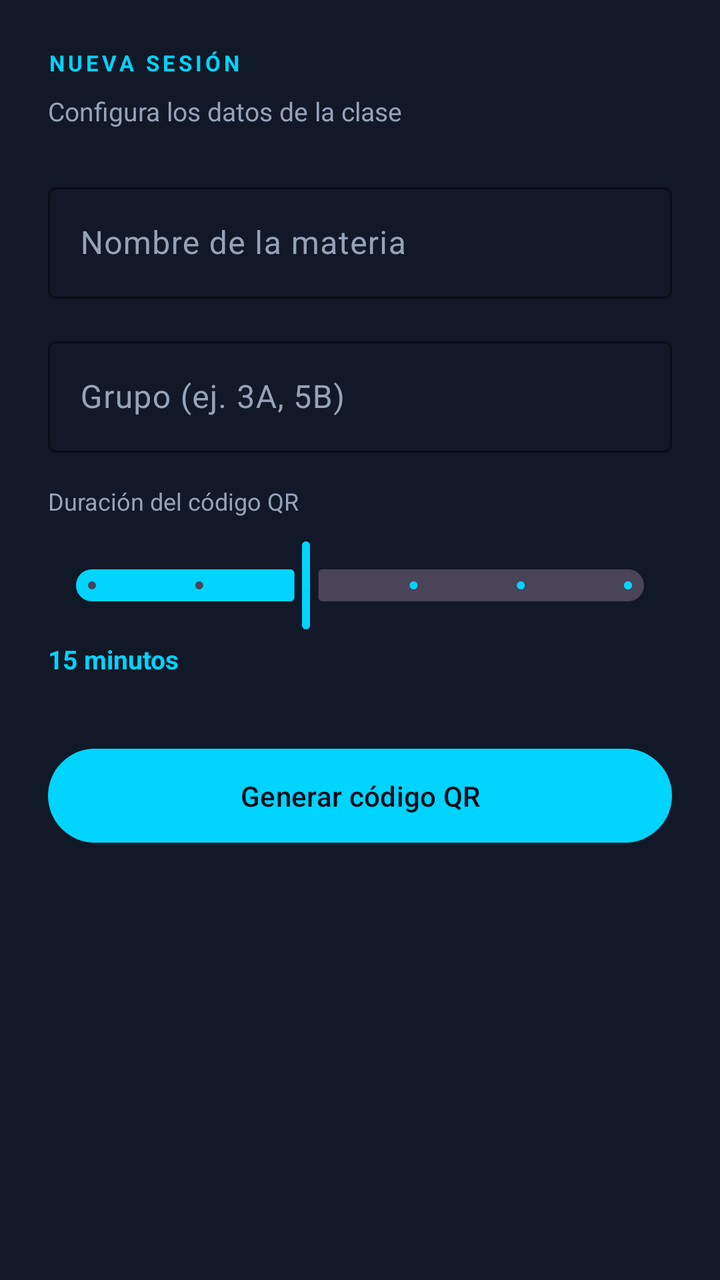
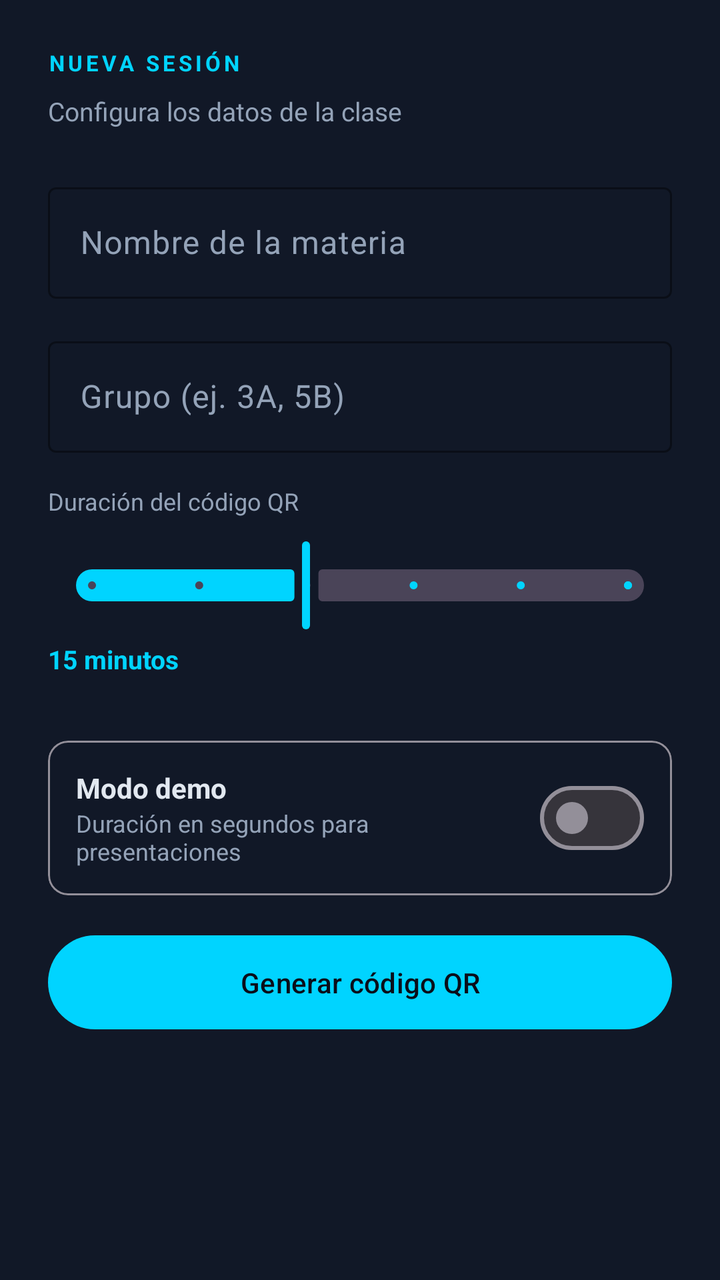

Two renders of the same Android screen: before a commit and after it. Below are the layout's source before the change and the commit's diff.
<!-- AndroidManifest.xml: application theme Theme.AsistenciaQR.Dark -->
<!-- res/layout/fragment_crear_sesion.xml -->
<?xml version="1.0" encoding="utf-8"?>
<ScrollView
    xmlns:android="http://schemas.android.com/apk/res/android"
    xmlns:app="http://schemas.android.com/apk/res-auto"
    android:layout_width="match_parent"
    android:layout_height="match_parent"
    android:background="?attr/colorSurface">

    <LinearLayout
        android:layout_width="match_parent"
        android:layout_height="wrap_content"
        android:orientation="vertical"
        android:padding="24dp">

        <TextView
            android:layout_width="wrap_content"
            android:layout_height="wrap_content"
            android:text="NUEVA SESIÓN"
            android:textColor="?attr/colorPrimary"
            android:textSize="11sp"
            android:textStyle="bold"
            android:letterSpacing="0.15"
            android:layout_marginBottom="8dp" />

        <TextView
            android:layout_width="wrap_content"
            android:layout_height="wrap_content"
            android:text="Configura los datos de la clase"
            android:textColor="?attr/colorOnSurfaceVariant"
            android:textSize="13sp"
            android:layout_marginBottom="24dp" />

        
        <com.google.android.material.textfield.TextInputLayout
            android:id="@+id/til_materia"
            style="@style/Widget.Material3.TextInputLayout.OutlinedBox"
            android:layout_width="match_parent"
            android:layout_height="wrap_content"
            android:hint="Nombre de la materia"
            android:layout_marginBottom="16dp"
            app:boxStrokeColor="?attr/colorPrimary"
            app:hintTextColor="?attr/colorOnSurfaceVariant">
            <com.google.android.material.textfield.TextInputEditText
                android:id="@+id/et_materia"
                android:layout_width="match_parent"
                android:layout_height="wrap_content"
                android:inputType="textCapWords"
                android:textColor="?attr/colorOnSurface" />
        </com.google.android.material.textfield.TextInputLayout>

        
        <com.google.android.material.textfield.TextInputLayout
            android:id="@+id/til_grupo"
            style="@style/Widget.Material3.TextInputLayout.OutlinedBox"
            android:layout_width="match_parent"
            android:layout_height="wrap_content"
            android:hint="Grupo (ej. 3A, 5B)"
            android:layout_marginBottom="16dp"
            app:boxStrokeColor="?attr/colorPrimary"
            app:hintTextColor="?attr/colorOnSurfaceVariant">
            <com.google.android.material.textfield.TextInputEditText
                android:id="@+id/et_grupo"
                android:layout_width="match_parent"
                android:layout_height="wrap_content"
                android:inputType="textCapCharacters"
                android:textColor="?attr/colorOnSurface" />
        </com.google.android.material.textfield.TextInputLayout>

        
        <TextView
            android:layout_width="wrap_content"
            android:layout_height="wrap_content"
            android:text="Duración del código QR"
            android:textColor="?attr/colorOnSurfaceVariant"
            android:textSize="12sp"
            android:layout_marginBottom="10dp" />

        <com.google.android.material.slider.Slider
            android:id="@+id/slider_duracion"
            android:layout_width="match_parent"
            android:layout_height="wrap_content"
            android:valueFrom="5"
            android:valueTo="30"
            android:stepSize="5"
            android:value="15"
            android:layout_marginBottom="4dp"
            app:thumbColor="?attr/colorPrimary"
            app:trackColorActive="?attr/colorPrimary" />

        <TextView
            android:id="@+id/tv_duracion_valor"
            android:layout_width="wrap_content"
            android:layout_height="wrap_content"
            android:text="15 minutos"
            android:textColor="?attr/colorPrimary"
            android:textSize="13sp"
            android:textStyle="bold"
            android:layout_marginBottom="32dp" />

        
        <ProgressBar
            android:id="@+id/progress_bar"
            android:layout_width="wrap_content"
            android:layout_height="wrap_content"
            android:layout_gravity="center_horizontal"
            android:visibility="gone"
            android:layout_marginBottom="12dp" />

        
        <com.google.android.material.button.MaterialButton
            android:id="@+id/btn_generar_qr"
            android:layout_width="match_parent"
            android:layout_height="wrap_content"
            android:text="Generar código QR"
            android:paddingTop="14dp"
            android:paddingBottom="14dp"
            app:backgroundTint="?attr/colorPrimary"
            android:textColor="?attr/colorOnPrimary" />

    </LinearLayout>
</ScrollView>
<!-- resources referenced by this layout -->
<resources>
  <style name="Theme.AsistenciaQR.Dark" parent="Theme.Material3.Dark.NoActionBar">
          <item name="colorPrimary">@color/cyan</item>
          <item name="colorOnPrimary">@color/dark_bg</item>
          <item name="colorSecondary">@color/purple</item>
          <item name="colorTertiary">@color/green</item>
          <item name="colorSurface">@color/dark_surface</item>
          <item name="colorOnSurface">@color/text_primary_dark</item>
          <item name="colorOnSurfaceVariant">@color/text_secondary_dark</item>
          <item name="colorError">@color/red</item>
          <item name="android:windowBackground">@color/dark_bg</item>
          <item name="android:statusBarColor">@color/dark_bg</item>
          <item name="android:navigationBarColor">@color/dark_surface</item>
      </style>
  <color name="cyan">#00D4FF</color>
  <color name="dark_bg">#0A0E1A</color>
  <color name="purple">#7C3AED</color>
  <color name="green">#10B981</color>
  <color name="dark_surface">#111827</color>
  <color name="text_primary_dark">#E2E8F0</color>
  <color name="text_secondary_dark">#94A3B8</color>
  <color name="red">#EF4444</color>
</resources>

<!-- the commit's change to res/layout/fragment_crear_sesion.xml (unified diff, before → after) -->
@@ -98,6 +98,76 @@
             android:layout_marginBottom="32dp" />
 
         
+        <com.google.android.material.card.MaterialCardView
+            android:id="@+id/card_modo_demo"
+            android:layout_width="match_parent"
+            android:layout_height="wrap_content"
+            android:layout_marginBottom="16dp"
+            app:cardBackgroundColor="?attr/colorSurface"
+            app:cardCornerRadius="10dp"
+            app:cardElevation="0dp"
+            app:strokeColor="?attr/colorOutline"
+            app:strokeWidth="1dp">
+
+            <LinearLayout
+                android:layout_width="match_parent"
+                android:layout_height="wrap_content"
+                android:orientation="horizontal"
+                android:padding="14dp"
+                android:gravity="center_vertical">
+
+                <LinearLayout
+                    android:layout_width="0dp"
+                    android:layout_height="wrap_content"
+                    android:layout_weight="1"
+                    android:orientation="vertical">
+
+                    <TextView
+                        android:layout_width="wrap_content"
+                        android:layout_height="wrap_content"
+                        android:text="Modo demo"
+                        android:textColor="?attr/colorOnSurface"
+                        android:textSize="14sp"
+                        android:textStyle="bold" />
+
+                    <TextView
+                        android:layout_width="wrap_content"
+                        android:layout_height="wrap_content"
+                        android:text="Duración en segundos para presentaciones"
+                        android:textColor="?attr/colorOnSurfaceVariant"
+                        android:textSize="12sp" />
+
+                </LinearLayout>
+
+                <com.google.android.material.materialswitch.MaterialSwitch
+                    android:id="@+id/switch_modo_demo"
+                    android:layout_width="wrap_content"
+                    android:layout_height="wrap_content"
+                    android:checked="false" />
+
+            </LinearLayout>
+        </com.google.android.material.card.MaterialCardView>
+
+        
+        <com.google.android.material.textfield.TextInputLayout
+            android:id="@+id/til_segundos"
+            style="@style/Widget.Material3.TextInputLayout.OutlinedBox"
+            android:layout_width="match_parent"
+            android:layout_height="wrap_content"
+            android:hint="Duración en segundos (ej. 30)"
+            android:layout_marginBottom="24dp"
+            android:visibility="gone"
+            app:boxStrokeColor="?attr/colorPrimary"
+            app:hintTextColor="?attr/colorOnSurfaceVariant">
+            <com.google.android.material.textfield.TextInputEditText
+                android:id="@+id/et_segundos"
+                android:layout_width="match_parent"
+                android:layout_height="wrap_content"
+                android:inputType="number"
+                android:textColor="?attr/colorOnSurface" />
+        </com.google.android.material.textfield.TextInputLayout>
+
+        
         <ProgressBar
             android:id="@+id/progress_bar"
             android:layout_width="wrap_content"
